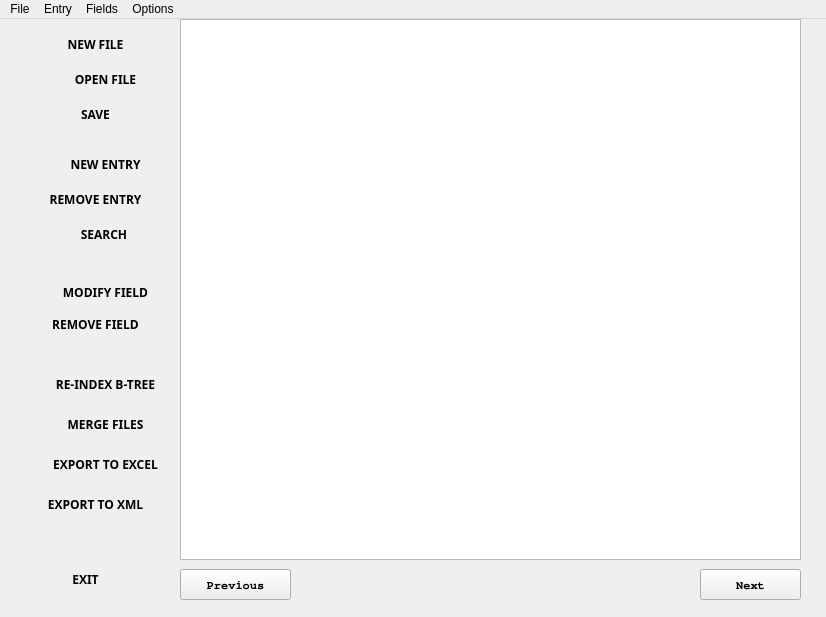
Old version of the form Main.ui in the repository mendoza/hotcake.
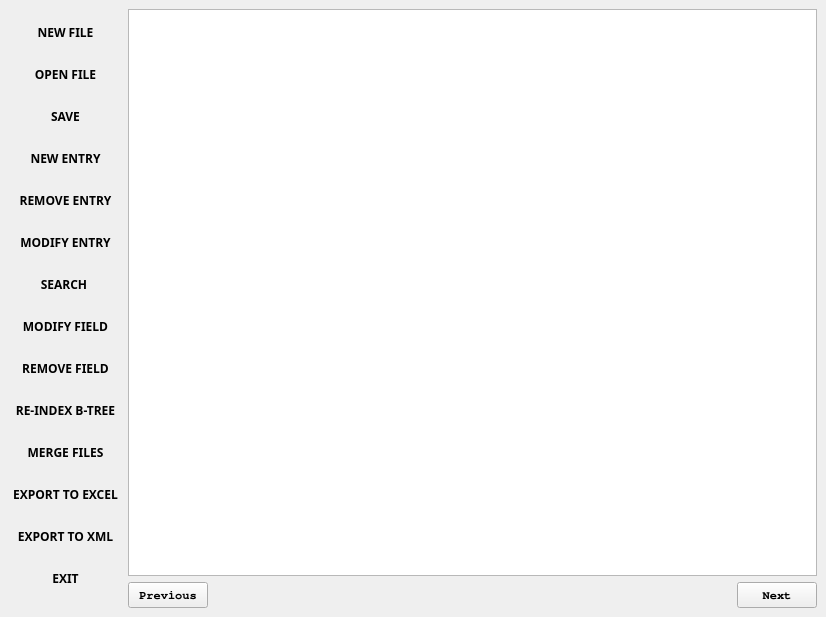
New version of the form. Icons and pictures are not drawn.

The edit to the form file:
```diff
--- a/Main.ui
+++ b/Main.ui
@@ -18,15 +18,11 @@
     <normaloff>Images/database.png</normaloff>Images/database.png</iconset>
   </property>
   <widget class="QWidget" name="centralwidget">
+   <layout class="QHBoxLayout" name="horizontalLayout">
+    <item>
+     <layout class="QVBoxLayout" name="verticalLayout">
+      <item>
    <widget class="QPushButton" name="bNewFile">
-    <property name="geometry">
-     <rect>
-      <x>20</x>
-      <y>10</y>
-      <width>151</width>
-      <height>31</height>
-     </rect>
-    </property>
     <property name="font">
      <font>
       <family>KacstPen</family>
@@ -51,31 +47,9 @@
      <bool>true</bool>
     </property>
    </widget>
-   <widget class="QPushButton" name="bNewFile_2">
-    <property name="geometry">
-     <rect>
-      <x>590</x>
-      <y>560</y>
-      <width>151</width>
-      <height>31</height>
-     </rect>
-    </property>
-    <property name="text">
-     <string/>
-    </property>
-    <property name="flat">
-     <bool>true</bool>
-    </property>
-   </widget>
+      </item>
+      <item>
    <widget class="QPushButton" name="bOpenFile">
-    <property name="geometry">
-     <rect>
-      <x>30</x>
-      <y>40</y>
-      <width>151</width>
-      <height>41</height>
-     </rect>
-    </property>
     <property name="font">
      <font>
       <family>KacstPen</family>
@@ -100,15 +74,9 @@
      <bool>true</bool>
     </property>
    </widget>
+      </item>
+      <item>
    <widget class="QPushButton" name="bSave">
-    <property name="geometry">
-     <rect>
-      <x>20</x>
-      <y>80</y>
-      <width>151</width>
-      <height>31</height>
-     </rect>
-    </property>
     <property name="font">
      <font>
       <family>KacstPen</family>
@@ -133,130 +101,9 @@
      <bool>true</bool>
     </property>
    </widget>
-   <widget class="QPushButton" name="bExit">
-    <property name="geometry">
-     <rect>
-      <x>20</x>
-      <y>540</y>
-      <width>131</width>
-      <height>41</height>
-     </rect>
-    </property>
-    <property name="font">
-     <font>
-      <family>KacstPen</family>
-      <weight>75</weight>
-      <bold>true</bold>
-     </font>
-    </property>
-    <property name="text">
-     <string>EXIT</string>
-    </property>
-    <property name="icon">
-     <iconset>
-      <normaloff>Images/emergency-exit (1).png</normaloff>Images/emergency-exit (1).png</iconset>
-    </property>
-    <property name="iconSize">
-     <size>
-      <width>34</width>
-      <height>34</height>
-     </size>
-    </property>
-    <property name="flat">
-     <bool>true</bool>
-    </property>
-   </widget>
-   <widget class="QTableWidget" name="tableWidget">
-    <property name="enabled">
-     <bool>true</bool>
-    </property>
-    <property name="geometry">
-     <rect>
-      <x>180</x>
-      <y>0</y>
-      <width>621</width>
-      <height>541</height>
-     </rect>
-    </property>
-    <property name="editTriggers">
-     <set>QAbstractItemView::NoEditTriggers</set>
-    </property>
-   </widget>
-   <widget class="QPushButton" name="Next_button">
-    <property name="geometry">
-     <rect>
-      <x>700</x>
-      <y>550</y>
-      <width>101</width>
-      <height>31</height>
-     </rect>
-    </property>
-    <property name="font">
-     <font>
-      <family>Nimbus Mono L</family>
-      <weight>75</weight>
-      <bold>true</bold>
-     </font>
-    </property>
-    <property name="text">
-     <string>Next</string>
-    </property>
-    <property name="icon">
-     <iconset>
-      <normaloff>Images/3d-forward-arrow.png</normaloff>Images/3d-forward-arrow.png</iconset>
-    </property>
-    <property name="iconSize">
-     <size>
-      <width>24</width>
-      <height>24</height>
-     </size>
-    </property>
-   </widget>
-   <widget class="QPushButton" name="Previous_button">
-    <property name="geometry">
-     <rect>
-      <x>180</x>
-      <y>550</y>
-      <width>111</width>
-      <height>31</height>
-     </rect>
-    </property>
-    <property name="font">
-     <font>
-      <family>Nimbus Mono L</family>
-      <weight>75</weight>
-      <bold>true</bold>
-     </font>
-    </property>
-    <property name="text">
-     <string>Previous</string>
-    </property>
-    <property name="icon">
-     <iconset>
-      <normaloff>Images/left-arrow-sketch.png</normaloff>Images/left-arrow-sketch.png</iconset>
-    </property>
-    <property name="iconSize">
-     <size>
-      <width>24</width>
-      <height>24</height>
-     </size>
-    </property>
-    <property name="autoDefault">
-     <bool>false</bool>
-    </property>
-    <property name="default">
-     <bool>false</bool>
-    </property>
-   </widget>
+      </item>
+      <item>
    <widget class="QPushButton" name="bNewEntry">
-    <property name="geometry">
-     <rect>
-      <x>30</x>
-      <y>130</y>
-      <width>151</width>
-      <height>31</height>
-     </rect>
-    </property>
     <property name="font">
      <font>
       <family>KacstPen</family>
@@ -281,15 +128,9 @@
      <bool>true</bool>
     </property>
    </widget>
+      </item>
+      <item>
    <widget class="QPushButton" name="bRemoveEntry">
-    <property name="geometry">
-     <rect>
-      <x>20</x>
-      <y>160</y>
-      <width>151</width>
-      <height>41</height>
-     </rect>
-    </property>
     <property name="font">
      <font>
       <family>KacstPen</family>
@@ -314,15 +155,36 @@
      <bool>true</bool>
     </property>
    </widget>
+      </item>
+      <item>
+       <widget class="QPushButton" name="bModifyEntry">
+        <property name="font">
+         <font>
+          <family>KacstPen</family>
+          <weight>75</weight>
+          <bold>true</bold>
+         </font>
+        </property>
+        <property name="text">
+         <string>MODIFY ENTRY</string>
+        </property>
+        <property name="icon">
+         <iconset>
+          <normaloff>Images/edit.png</normaloff>Images/edit.png</iconset>
+        </property>
+        <property name="iconSize">
+         <size>
+          <width>24</width>
+          <height>24</height>
+         </size>
+        </property>
+        <property name="flat">
+         <bool>true</bool>
+        </property>
+       </widget>
+      </item>
+      <item>
    <widget class="QPushButton" name="bSearch">
-    <property name="geometry">
-     <rect>
-      <x>30</x>
-      <y>200</y>
-      <width>151</width>
-      <height>31</height>
-     </rect>
-    </property>
     <property name="font">
      <font>
       <family>KacstOne</family>
@@ -347,15 +209,9 @@
      <bool>true</bool>
     </property>
    </widget>
+      </item>
+      <item>
    <widget class="QPushButton" name="bModifyField">
-    <property name="geometry">
-     <rect>
-      <x>30</x>
-      <y>260</y>
-      <width>151</width>
-      <height>27</height>
-     </rect>
-    </property>
     <property name="font">
      <font>
       <family>KacstPen</family>
@@ -380,15 +236,9 @@
      <bool>true</bool>
     </property>
    </widget>
+      </item>
+      <item>
    <widget class="QPushButton" name="bRemoveField">
-    <property name="geometry">
-     <rect>
-      <x>20</x>
-      <y>290</y>
-      <width>151</width>
-      <height>31</height>
-     </rect>
-    </property>
     <property name="font">
      <font>
       <family>KacstPen</family>
@@ -413,15 +263,63 @@
      <bool>true</bool>
     </property>
    </widget>
+      </item>
+      <item>
+       <widget class="QPushButton" name="bReIndexBtree">
+        <property name="font">
+         <font>
+          <family>KacstPen</family>
+          <weight>75</weight>
+          <bold>true</bold>
+         </font>
+        </property>
+        <property name="text">
+         <string>RE-INDEX B-TREE</string>
+        </property>
+        <property name="icon">
+         <iconset>
+          <normaloff>Images/algorithm.png</normaloff>Images/algorithm.png</iconset>
+        </property>
+        <property name="iconSize">
+         <size>
+          <width>24</width>
+          <height>24</height>
+         </size>
+        </property>
+        <property name="flat">
+         <bool>true</bool>
+        </property>
+       </widget>
+      </item>
+      <item>
+       <widget class="QPushButton" name="bMergeFiles">
+        <property name="font">
+         <font>
+          <family>KacstPen</family>
+          <weight>75</weight>
+          <bold>true</bold>
+         </font>
+        </property>
+        <property name="text">
+         <string>MERGE FILES</string>
+        </property>
+        <property name="icon">
+         <iconset>
+          <normaloff>Images/archive.png</normaloff>Images/archive.png</iconset>
+        </property>
+        <property name="iconSize">
+         <size>
+          <width>24</width>
+          <height>24</height>
+         </size>
+        </property>
+        <property name="flat">
+         <bool>true</bool>
+        </property>
+       </widget>
+      </item>
+      <item>
    <widget class="QPushButton" name="bExportExcel">
-    <property name="geometry">
-     <rect>
-      <x>30</x>
-      <y>430</y>
-      <width>151</width>
-      <height>31</height>
-     </rect>
-    </property>
     <property name="font">
      <font>
       <family>KacstPen</family>
@@ -446,15 +344,9 @@
      <bool>true</bool>
     </property>
    </widget>
+      </item>
+      <item>
    <widget class="QPushButton" name="bExportXml">
-    <property name="geometry">
-     <rect>
-      <x>20</x>
-      <y>470</y>
-      <width>151</width>
-      <height>31</height>
-     </rect>
-    </property>
     <property name="font">
      <font>
       <family>KacstPen</family>
@@ -479,15 +371,9 @@
      <bool>true</bool>
     </property>
    </widget>
-   <widget class="QPushButton" name="bMergeFiles">
-    <property name="geometry">
-     <rect>
-      <x>30</x>
-      <y>390</y>
-      <width>151</width>
-      <height>31</height>
-     </rect>
-    </property>
+      </item>
+      <item>
+       <widget class="QPushButton" name="bExit">
     <property name="font">
      <font>
       <family>KacstPen</family>
@@ -496,7 +382,7 @@
      </font>
     </property>
     <property name="text">
-     <string>MERGE FILES</string>
+         <string>EXIT</string>
     </property>
     <property name="icon">
      <iconset>
@@ -504,32 +390,46 @@
     </property>
     <property name="iconSize">
      <size>
-      <width>24</width>
-      <height>24</height>
+          <width>34</width>
+          <height>34</height>
      </size>
     </property>
     <property name="flat">
      <bool>true</bool>
     </property>
    </widget>
-   <widget class="QPushButton" name="bReIndexBtree">
-    <property name="geometry">
-     <rect>
-      <x>30</x>
-      <y>350</y>
-      <width>151</width>
-      <height>31</height>
-     </rect>
-    </property>
+      </item>
+     </layout>
+    </item>
+    <item>
+     <layout class="QVBoxLayout" name="verticalLayout_2">
+      <item>
+       <layout class="QVBoxLayout" name="verticalLayout_3">
+        <item>
+         <widget class="QTableWidget" name="tableWidget">
+          <property name="enabled">
+           <bool>true</bool>
+          </property>
+          <property name="editTriggers">
+           <set>QAbstractItemView::NoEditTriggers</set>
+          </property>
+         </widget>
+        </item>
+       </layout>
+      </item>
+      <item>
+       <layout class="QHBoxLayout" name="horizontalLayout_2">
+        <item>
+         <widget class="QPushButton" name="Previous_button">
     <property name="font">
      <font>
-      <family>KacstPen</family>
+            <family>Nimbus Mono L</family>
       <weight>75</weight>
       <bold>true</bold>
      </font>
     </property>
     <property name="text">
-     <string>RE-INDEX B-TREE</string>
+           <string>Previous</string>
     </property>
     <property name="icon">
      <iconset>
@@ -541,70 +441,56 @@
       <height>24</height>
      </size>
     </property>
-    <property name="flat">
-     <bool>true</bool>
-    </property>
-   </widget>
-  </widget>
-  <widget class="QMenuBar" name="menubar">
-   <property name="geometry">
-    <rect>
-     <x>0</x>
-     <y>0</y>
-     <width>826</width>
-     <height>25</height>
-    </rect>
-   </property>
-   <widget class="QMenu" name="menuFile">
-    <property name="title">
-     <string>File</string>
-    </property>
-    <addaction name="actionNew_File"/>
-    <addaction name="actionOpen"/>
-    <addaction name="actionSave"/>
-    <addaction name="separator"/>
-    <addaction name="actionExit"/>
-   </widget>
-   <widget class="QMenu" name="menuStructure">
-    <property name="title">
-     <string>Entry</string>
-    </property>
-    <addaction name="actionNew_Structure"/>
-    <addaction name="actionEdit_Structure"/>
-    <addaction name="actionSearch"/>
-   </widget>
-   <widget class="QMenu" name="menuOptions">
-    <property name="title">
-     <string>Options</string>
-    </property>
-    <widget class="QMenu" name="menuExport">
-     <property name="title">
-      <string>Export </string>
-     </property>
-     <addaction name="actionExcel"/>
-     <addaction name="actionXML"/>
-    </widget>
-    <widget class="QMenu" name="menuIndex">
-     <property name="title">
-      <string>Index</string>
-     </property>
-     <addaction name="actionRe_Index_Files"/>
-    </widget>
-    <addaction name="menuExport"/>
-    <addaction name="actionMerge_Files"/>
-    <addaction name="menuIndex"/>
-   </widget>
-   <widget class="QMenu" name="menuFields">
-    <property name="title">
-     <string>Fields</string>
-    </property>
-    <addaction name="actionModify_fields"/>
-    <addaction name="actionRemove_fields"/>
-   </widget>
-   <addaction name="menuFile"/>
-   <addaction name="menuStructure"/>
-   <addaction name="menuFields"/>
-   <addaction name="menuOptions"/>
+          <property name="autoDefault">
+           <bool>false</bool>
+          </property>
+          <property name="default">
+           <bool>false</bool>
+          </property>
+         </widget>
+        </item>
+        <item>
+         <spacer name="horizontalSpacer">
+          <property name="orientation">
+           <enum>Qt::Horizontal</enum>
+          </property>
+          <property name="sizeHint" stdset="0">
+           <size>
+            <width>40</width>
+            <height>20</height>
+           </size>
+          </property>
+         </spacer>
+        </item>
+        <item>
+         <widget class="QPushButton" name="Next_button">
+          <property name="font">
+           <font>
+            <family>Nimbus Mono L</family>
+            <weight>75</weight>
+            <bold>true</bold>
+           </font>
+          </property>
+          <property name="text">
+           <string>Next</string>
+          </property>
+          <property name="icon">
+           <iconset>
+            <normaloff>Images/3d-forward-arrow.png</normaloff>Images/3d-forward-arrow.png</iconset>
+          </property>
+          <property name="iconSize">
+           <size>
+            <width>24</width>
+            <height>24</height>
+           </size>
+          </property>
+         </widget>
+        </item>
+       </layout>
+      </item>
+     </layout>
+    </item>
+   </layout>
   </widget>
   <action name="actionOpen">
    <property name="text">
```
Left out of the diff: 4 changed lines with no effect on the pictures. Lines whose indentation alone changed are shown as unchanged.
